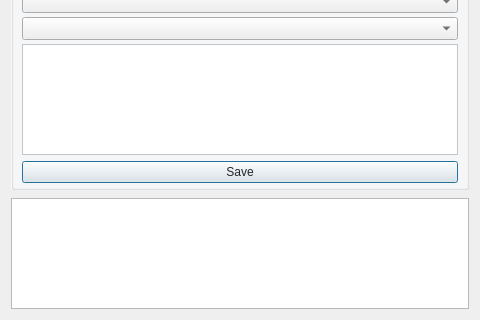
This is ui/dialog_settings.ui in dinhbinhnguyen0105/python.my-manager.v3 as Qt 5 draws it before an edit; both pictures show x 0 to 480 and y 196 to 516 of the 480 by 516 pixel window. The edited form follows.
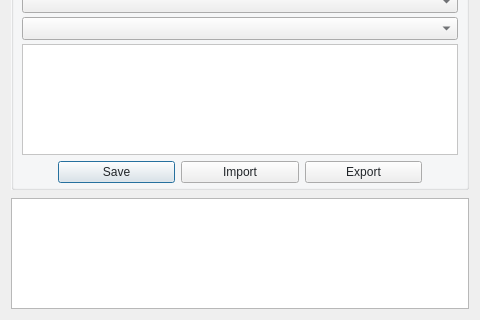
This is the edited form.

The edit to the form file:
```diff
--- a/ui/dialog_settings.ui
+++ b/ui/dialog_settings.ui
@@ -319,11 +319,38 @@
            </widget>
           </item>
           <item>
+           <layout class="QHBoxLayout" name="horizontalLayout_2">
+            <property name="leftMargin">
+             <number>36</number>
+            </property>
+            <property name="topMargin">
+             <number>0</number>
+            </property>
+            <property name="rightMargin">
+             <number>36</number>
+            </property>
+            <item>
            <widget class="QPushButton" name="create_new_btn">
             <property name="text">
              <string>Save</string>
             </property>
            </widget>
+            </item>
+            <item>
+             <widget class="QPushButton" name="action_import_btn">
+              <property name="text">
+               <string>Import</string>
+              </property>
+             </widget>
+            </item>
+            <item>
+             <widget class="QPushButton" name="action_export_btn">
+              <property name="text">
+               <string>Export</string>
+              </property>
+             </widget>
+            </item>
+           </layout>
           </item>
          </layout>
         </item>
```
Lines whose indentation alone changed are shown as unchanged.
